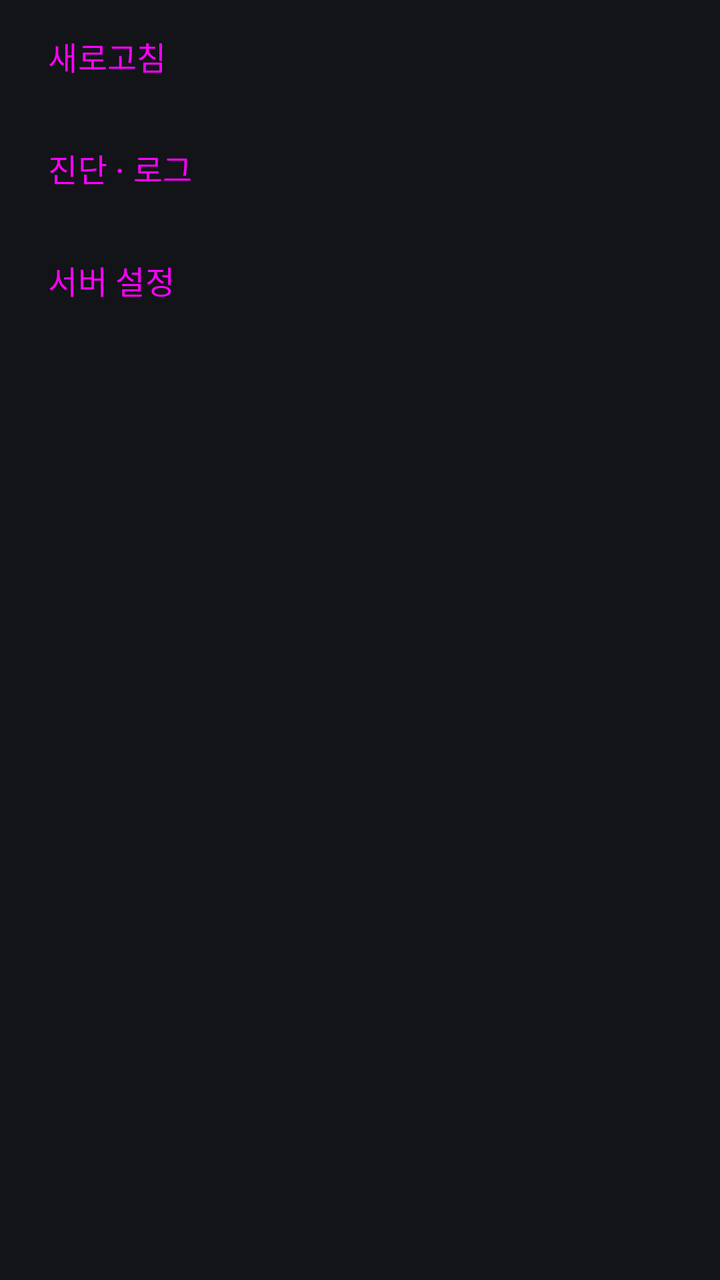
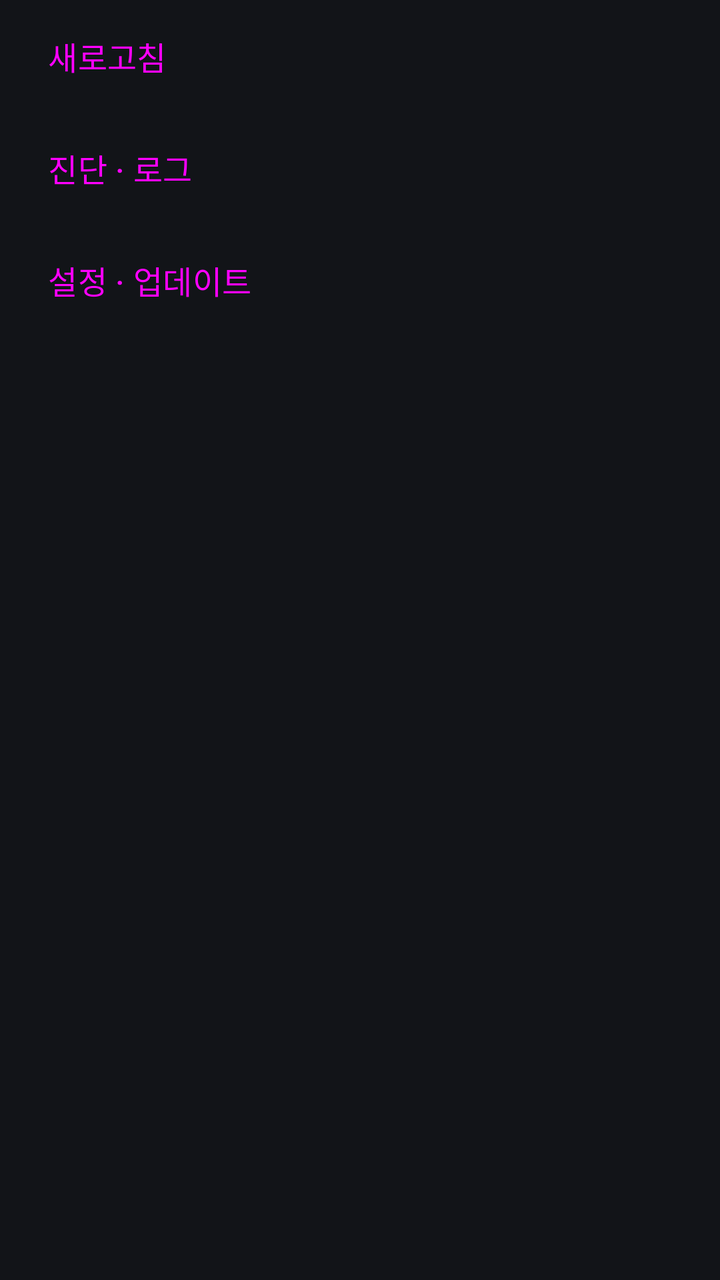

Compare the two renders of this Android layout. The source of the first and the diff that turns it into the second are given below.
<!-- AndroidManifest.xml: application theme Theme.PocketRisuApp -->
<!-- res/layout/sheet_app_menu.xml -->
<?xml version="1.0" encoding="utf-8"?>
<LinearLayout xmlns:android="http://schemas.android.com/apk/res/android"
    android:layout_width="match_parent"
    android:layout_height="wrap_content"
    android:orientation="vertical"
    android:paddingBottom="16dp">

    <TextView
        android:id="@+id/menuReload"
        style="@style/Widget.Material3.Button.TextButton"
        android:layout_width="match_parent"
        android:layout_height="56dp"
        android:gravity="center_vertical"
        android:paddingStart="24dp"
        android:paddingEnd="24dp"
        android:text="@string/menu_reload"
        android:textSize="16sp" />

    <TextView
        android:id="@+id/menuDiagnostics"
        style="@style/Widget.Material3.Button.TextButton"
        android:layout_width="match_parent"
        android:layout_height="56dp"
        android:gravity="center_vertical"
        android:paddingStart="24dp"
        android:paddingEnd="24dp"
        android:text="@string/menu_diagnostics"
        android:textSize="16sp" />

    <TextView
        android:id="@+id/menuServer"
        style="@style/Widget.Material3.Button.TextButton"
        android:layout_width="match_parent"
        android:layout_height="56dp"
        android:gravity="center_vertical"
        android:paddingStart="24dp"
        android:paddingEnd="24dp"
        android:text="@string/menu_server"
        android:textSize="16sp" />

    <TextView
        android:id="@+id/menuAbout"
        android:layout_width="match_parent"
        android:layout_height="wrap_content"
        android:paddingStart="24dp"
        android:paddingEnd="24dp"
        android:paddingTop="12dp"
        android:textSize="12sp"
        android:textColor="?android:attr/textColorSecondary" />
</LinearLayout>
<!-- resources referenced by this layout -->
<resources>
  <string name="menu_diagnostics">진단 · 로그</string>
  <string name="menu_reload">새로고침</string>
  <string name="menu_server">서버 설정</string>
  <style name="Theme.PocketRisuApp" parent="Theme.Material3.DayNight.NoActionBar">
          <item name="android:windowBackground">@color/window_background</item>
      </style>
  <color name="window_background">#121418</color>
</resources>

<!-- the commit's change to res/layout/sheet_app_menu.xml (unified diff, before → after) -->
@@ -28,14 +28,14 @@
         android:textSize="16sp" />
 
     <TextView
-        android:id="@+id/menuServer"
+        android:id="@+id/menuSettings"
         style="@style/Widget.Material3.Button.TextButton"
         android:layout_width="match_parent"
         android:layout_height="56dp"
         android:gravity="center_vertical"
         android:paddingStart="24dp"
         android:paddingEnd="24dp"
-        android:text="@string/menu_server"
+        android:text="@string/menu_settings"
         android:textSize="16sp" />
 
     <TextView
<!-- resource entries referenced after the edit -->
@@ -2,7 +2,7 @@
 <resources>
   <string name="menu_diagnostics">진단 · 로그</string>
   <string name="menu_reload">새로고침</string>
-  <string name="menu_server">서버 설정</string>
+  <string name="menu_settings">설정 · 업데이트</string>
   <style name="Theme.PocketRisuApp" parent="Theme.Material3.DayNight.NoActionBar">
           <item name="android:windowBackground">@color/window_background</item>
       </style>
